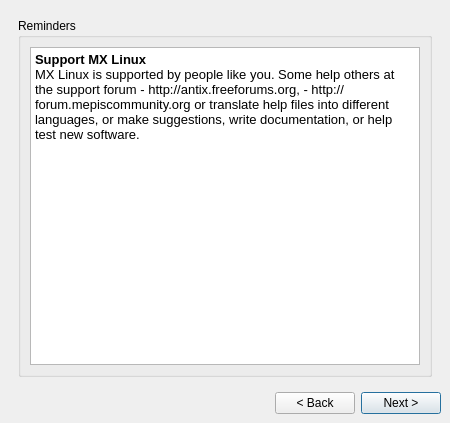
Qt form meinstall.ui (anticapitalista/MX-installer) before a commit.
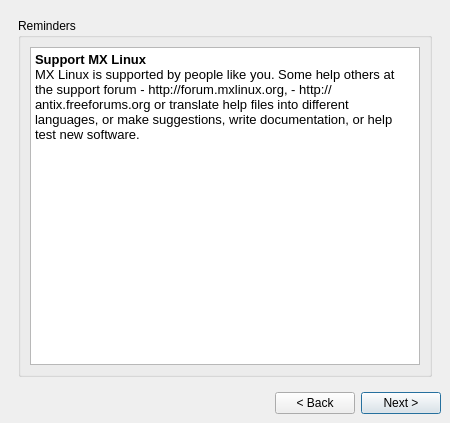
The same form after that commit. The open tabs and pages were chosen to show the change.

The edit to the form file:
```diff
--- a/meinstall.ui
+++ b/meinstall.ui
@@ -2152,7 +2152,7 @@
 p, li { white-space: pre-wrap; }
 &lt;/style&gt;&lt;/head&gt;&lt;body style=&quot; font-family:'Droid Sans'; font-size:10pt; font-weight:400; font-style:normal;&quot;&gt;
 &lt;p style=&quot; margin-top:0px; margin-bottom:0px; margin-left:0px; margin-right:0px; -qt-block-indent:0; text-indent:0px;&quot;&gt;&lt;span style=&quot; font-family:'Sans'; font-weight:600;&quot;&gt;Support MX Linux&lt;/span&gt;&lt;/p&gt;
-&lt;p style=&quot; margin-top:0px; margin-bottom:0px; margin-left:0px; margin-right:0px; -qt-block-indent:0; text-indent:0px;&quot;&gt;&lt;span style=&quot; font-family:'Sans';&quot;&gt;MX Linux is supported by people like you. Some help others at the support forum - http://antix.freeforums.org, - http://forum.mepiscommunity.org or translate help files into different languages, or make suggestions, write documentation, or help test new software.&lt;/span&gt;&lt;/p&gt;&lt;/body&gt;&lt;/html&gt;</string>
+&lt;p style=&quot; margin-top:0px; margin-bottom:0px; margin-left:0px; margin-right:0px; -qt-block-indent:0; text-indent:0px;&quot;&gt;&lt;span style=&quot; font-family:'Sans';&quot;&gt;MX Linux is supported by people like you. Some help others at the support forum - http://forum.mxlinux.org, - http://antix.freeforums.org or translate help files into different languages, or make suggestions, write documentation, or help test new software.&lt;/span&gt;&lt;/p&gt;&lt;/body&gt;&lt;/html&gt;</string>
             </property>
            </widget>
           </item>
```
Left out of the diff: 2 changed lines with no effect on the pictures.
